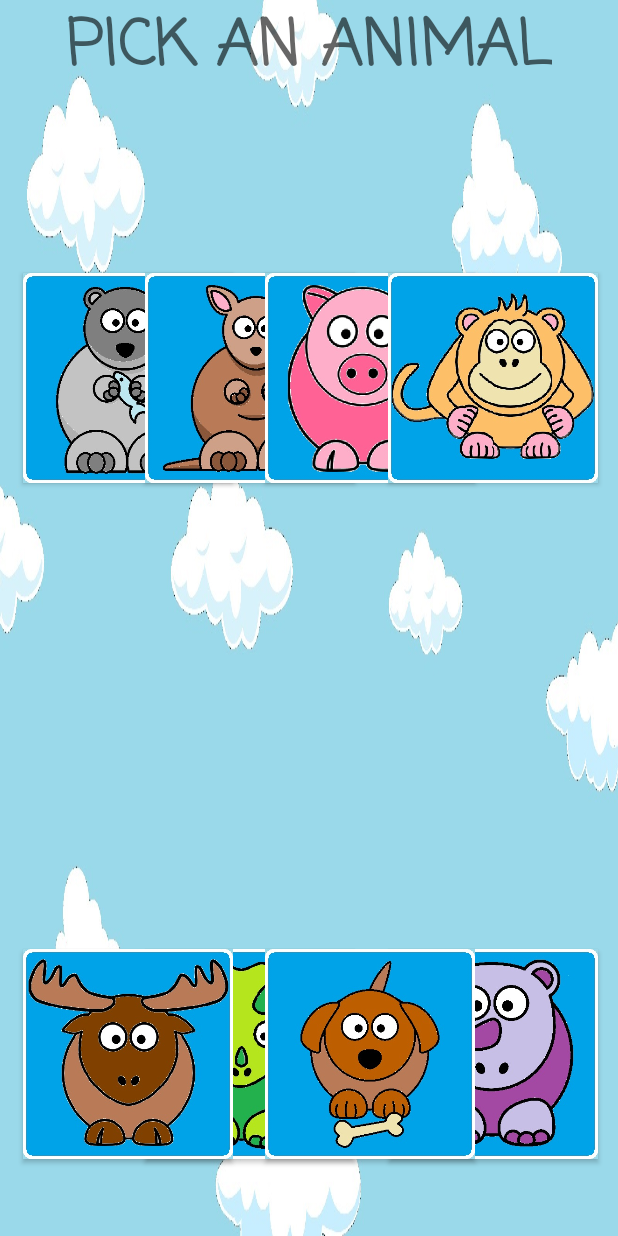
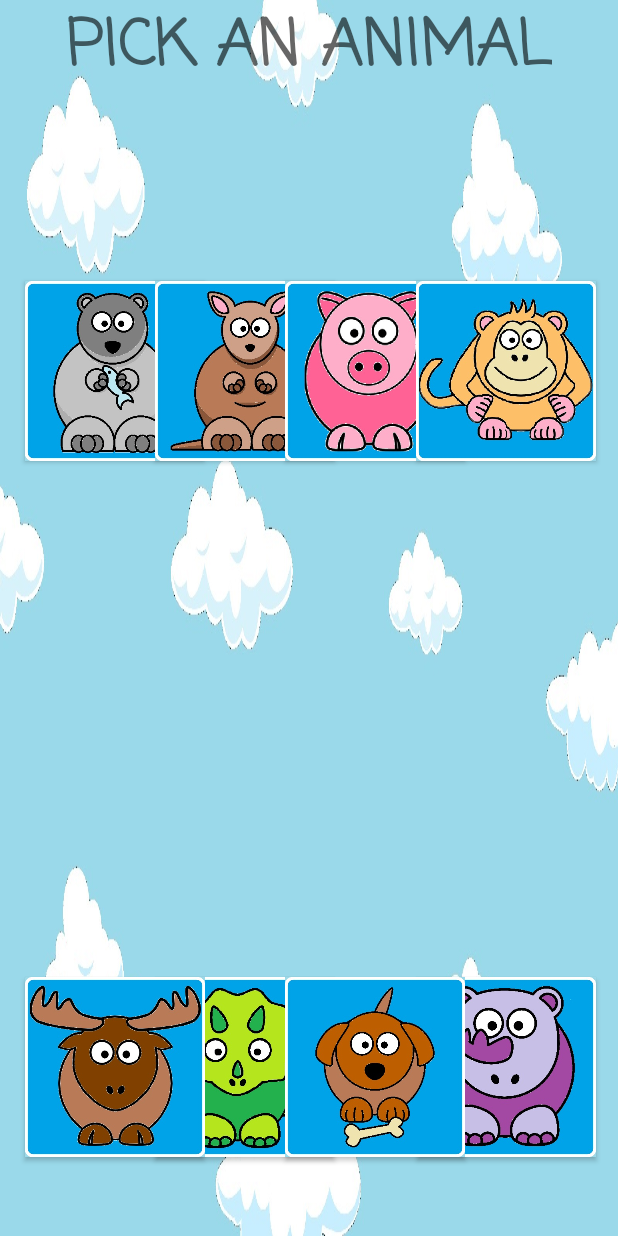
Before and after one commit to jmatthewc11/SwampHacks2018, an Android app: the ChoosePicture screen opened directly, with no data from a screen before it, on a phone screen of 412 x 824 dp. Run offline under Robolectric (Android 15) with nearby library versions, the phone set to English and light mode, and no system bars.

Commit message:
Adjusted layout for Justin's phone

```diff
--- a/app/src/main/res/layout/activity_choose_picture.xml
+++ b/app/src/main/res/layout/activity_choose_picture.xml
@@ -12,8 +12,8 @@
 
     <Button
         android:id="@+id/image1"
-        android:layout_width="140dp"
-        android:layout_height="140dp"
+        android:layout_width="120dp"
+        android:layout_height="120dp"
         android:background="@drawable/icon1"
         android:onClick="image1"
         android:layout_marginLeft="0dp"
@@ -25,8 +25,8 @@
 
     <Button
         android:id="@+id/image2"
-        android:layout_width="140dp"
-        android:layout_height="140dp"
+        android:layout_width="120dp"
+        android:layout_height="120dp"
         android:background="@drawable/icon2"
         android:onClick="image2"
         android:layout_marginLeft="0dp"
@@ -38,8 +38,8 @@
 
     <Button
         android:id="@+id/image3"
-        android:layout_width="140dp"
-        android:layout_height="140dp"
+        android:layout_width="120dp"
+        android:layout_height="120dp"
         android:background="@drawable/icon3"
         android:onClick="image3"
         android:layout_marginLeft="0dp"
@@ -51,8 +51,8 @@
 
     <Button
         android:id="@+id/image8"
-        android:layout_width="140dp"
-        android:layout_height="140dp"
+        android:layout_width="120dp"
+        android:layout_height="120dp"
         android:background="@drawable/icon8"
         android:onClick="image8"
         android:layout_marginLeft="0dp"
@@ -68,8 +68,8 @@
 
     <Button
         android:id="@+id/image4"
-        android:layout_width="140dp"
-        android:layout_height="140dp"
+        android:layout_width="120dp"
+        android:layout_height="120dp"
         android:background="@drawable/icon4"
         android:onClick="image4"
         app:layout_constraintLeft_toLeftOf="parent"
@@ -85,8 +85,8 @@
 
     <Button
         android:id="@+id/image6"
-        android:layout_width="140dp"
-        android:layout_height="140dp"
+        android:layout_width="120dp"
+        android:layout_height="120dp"
         android:background="@drawable/icon6"
         android:onClick="image6"
         android:layout_marginLeft="0dp"
@@ -98,8 +98,8 @@
 
     <Button
         android:id="@+id/image7"
-        android:layout_width="140dp"
-        android:layout_height="140dp"
+        android:layout_width="120dp"
+        android:layout_height="120dp"
         android:background="@drawable/icon7"
         android:onClick="image7"
         android:layout_marginLeft="0dp"
@@ -111,16 +111,14 @@
 
     <Button
         android:id="@+id/image5"
-        android:layout_width="140dp"
-        android:layout_height="140dp"
+        android:layout_width="120dp"
+        android:layout_height="120dp"
         android:background="@drawable/icon5"
         android:onClick="image5"
-        android:layout_marginLeft="0dp"
+        app:layout_constraintBaseline_toBaselineOf="@+id/image6"
+        app:layout_constraintHorizontal_bias="0.056"
         app:layout_constraintLeft_toLeftOf="parent"
-        android:layout_marginRight="0dp"
-        app:layout_constraintRight_toRightOf="parent"
-        app:layout_constraintHorizontal_bias="0.056"
-        app:layout_constraintBaseline_toBaselineOf="@+id/image6" />
+        app:layout_constraintRight_toRightOf="parent" />
 
     <TextView
         android:id="@+id/textView"
```
